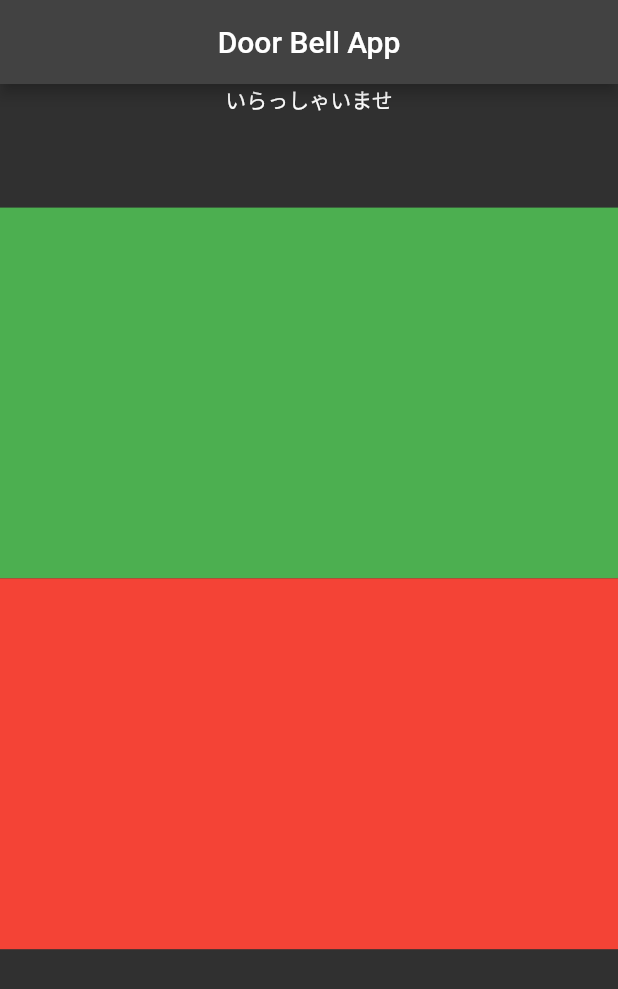
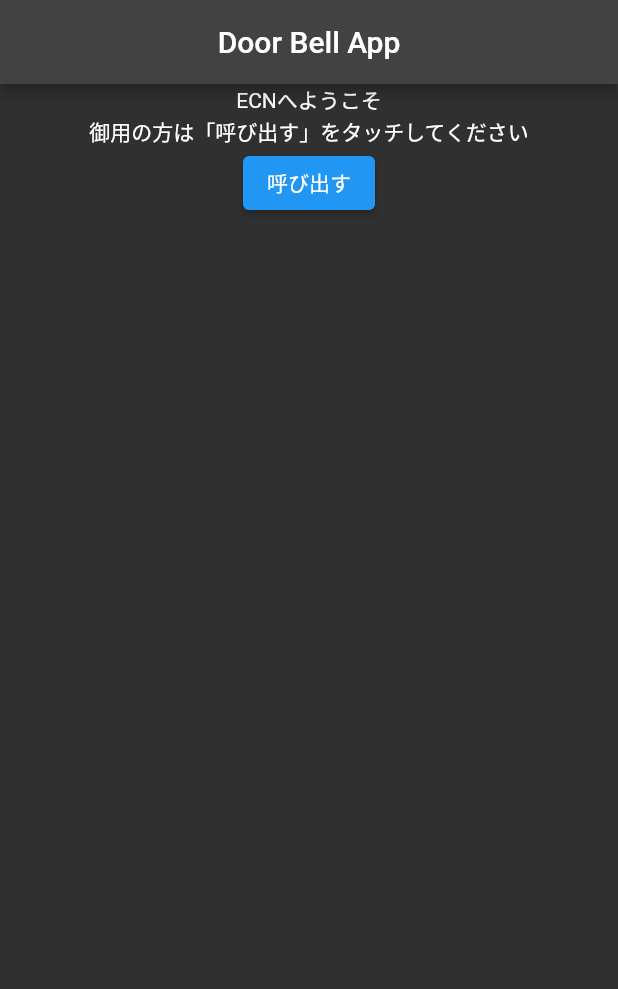
Before and after one commit to AlikaEgawa/doorbell-flutter, a Flutter app: the screen it shows after launch, on a phone screen of 412 x 824 dp. Shown: the top 989 px of the screen. Run offline on Flutter 3.47's test engine with Material 2 defaults, Android fonts, the phone set to English and light mode, and no system bars.

Commit message:
ページ遷移

```diff
--- a/lib/main.dart
+++ b/lib/main.dart
@@ -1,9 +1,8 @@
-// ignore_for_file: avoid_print
-
 import 'dart:convert';
-
 import 'package:http/http.dart' as http;
 import 'package:flutter/material.dart';
+
+import 'next_page.dart';
 
 void main() => runApp(const MyApp());
 
@@ -27,9 +26,6 @@ class MyHomePage extends StatelessWidget {
     const String slackToken = 'xoxb-3410044109703-4377880182321-URa5iL6oRRbchpjSdZX1LywH';
     var slackUri = Uri.parse('https://hooks.slack.com/services/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');
 
-    var now = DateTime.now();
-    var formatedNow = '${now.year}/${now.month}/${now.day}　${now.hour}:${now.minute}';
-
     Map<String, Object> data = {
       'blocks': [
         {
@@ -46,16 +42,6 @@ class MyHomePage extends StatelessWidget {
             'type': 'mrkdwn',
             'text': '玄関にお客さんが来ています!! :man-running: :dash: :dash: :dash: @here'
           }
-        },
-        {
-          "type": "context",
-          "elements": [
-            {
-              "type": "plain_text",
-              "text": formatedNow,
-              "emoji": true
-            }
-          ]
         },
       ]
     };
@@ -75,8 +61,12 @@ class MyHomePage extends StatelessWidget {
 
   @override
   Widget build(BuildContext context) {
-    final double devideHeight = MediaQuery.of(context).size.height; //デバイスサイズを定義
-    return Scaffold(
+    // final double devideHeight = MediaQuery.of(context).size.height; //デバイスサイズを定義
+    return GestureDetector(
+      onTap: () {
+        FocusScope.of(context).unfocus();
+      },
+      child: Scaffold(
         appBar: AppBar(
           title: const Text('Door Bell App'),
           centerTitle: true,
@@ -84,31 +74,24 @@ class MyHomePage extends StatelessWidget {
         body: Center(
           child: Column(
             children: [
-            SizedBox(
-              height: devideHeight * 0.1,
-              child: const Text('いらっしゃいませ'),
+              const Text('ECNへようこそ'),
+              const Text('御用の方は「呼び出す」をタッチしてください'),
+              // const TextField(),
+              ElevatedButton(
+                onPressed: (){
+                  // FocusScope.of(context).unfocus();
+                  Navigator.push(
+                    context,
+                    MaterialPageRoute(builder: (context) => SecondRoute())
+                  );
+                },
+                child: const Text('呼び出す')
               ),
-            Container(
-              height: devideHeight * 0.3,
-              color: Colors.green,
-            ),
-            Container(
-              height: devideHeight * 0.3,
-              color: Colors.red,
-            )
+              // ElevatedButton(onPressed: _callAPI, child: const Text('Call API'))
             ],
           ),
         ),
-      // body: Column(
-      //   children: [
-      //     Center(
-      //       child: ElevatedButton(
-      //         onPressed: _callAPI,
-      //         child: const Text('Call API'),
-      //       ),
-      //     ),
-      //   ],
-      // ),
+      ),
     );
   }
 }
```
Also changed, not shown: lib/next_page.dart (added, +21 -0 lines). Lines whose indentation alone changed are shown as unchanged.
